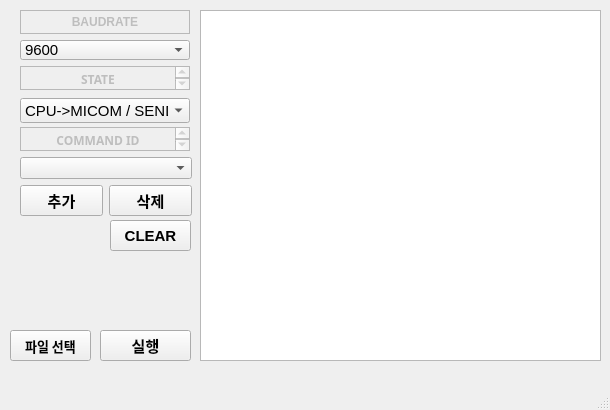
This is uart.ui in kimruyen/ams as Qt 5 draws it before an edit. The edited form follows.
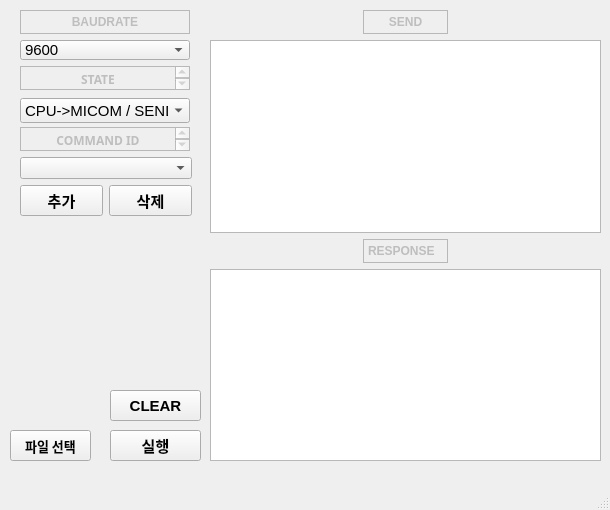
This is the edited form.

Diff of the .ui file:
```diff
--- a/uart.ui
+++ b/uart.ui
@@ -7,19 +7,19 @@
     <x>0</x>
     <y>0</y>
     <width>610</width>
-    <height>410</height>
+    <height>510</height>
    </rect>
   </property>
   <property name="minimumSize">
    <size>
     <width>610</width>
-    <height>410</height>
+    <height>510</height>
    </size>
   </property>
   <property name="maximumSize">
    <size>
     <width>610</width>
-    <height>410</height>
+    <height>510</height>
    </size>
   </property>
   <property name="windowTitle">
@@ -287,21 +287,11 @@
      </item>
     </layout>
    </widget>
-   <widget class="QListView" name="mainBox">
-    <property name="geometry">
-     <rect>
-      <x>200</x>
-      <y>10</y>
-      <width>401</width>
-      <height>351</height>
-     </rect>
-    </property>
-   </widget>
    <widget class="QPushButton" name="startBtn">
     <property name="geometry">
      <rect>
-      <x>100</x>
-      <y>330</y>
+      <x>110</x>
+      <y>430</y>
       <width>91</width>
       <height>31</height>
      </rect>
@@ -322,7 +312,7 @@
     <property name="geometry">
      <rect>
       <x>10</x>
-      <y>330</y>
+      <y>430</y>
       <width>81</width>
       <height>31</height>
      </rect>
@@ -343,8 +333,8 @@
     <property name="geometry">
      <rect>
       <x>110</x>
-      <y>220</y>
-      <width>81</width>
+      <y>390</y>
+      <width>91</width>
       <height>31</height>
      </rect>
     </property>
@@ -360,6 +350,87 @@
      <string>CLEAR</string>
     </property>
    </widget>
+   <widget class="QWidget" name="verticalLayoutWidget_2">
+    <property name="geometry">
+     <rect>
+      <x>210</x>
+      <y>10</y>
+      <width>391</width>
+      <height>451</height>
+     </rect>
+    </property>
+    <layout class="QVBoxLayout" name="verticalLayout_2">
+     <item>
+      <layout class="QHBoxLayout" name="horizontalLayout_3">
+       <item>
+        <widget class="QTextEdit" name="textEdit_4">
+         <property name="enabled">
+          <bool>false</bool>
+         </property>
+         <property name="minimumSize">
+          <size>
+           <width>85</width>
+           <height>24</height>
+          </size>
+         </property>
+         <property name="maximumSize">
+          <size>
+           <width>85</width>
+           <height>24</height>
+          </size>
+         </property>
+         <property name="layoutDirection">
+          <enum>Qt::LeftToRight</enum>
+         </property>
+         <property name="html">
+          <string>&lt;!DOCTYPE HTML PUBLIC &quot;-//W3C//DTD HTML 4.0//EN&quot; &quot;http://www.w3.org/TR/REC-html40/strict.dtd&quot;&gt;
+&lt;html&gt;&lt;head&gt;&lt;meta name=&quot;qrichtext&quot; content=&quot;1&quot; /&gt;&lt;style type=&quot;text/css&quot;&gt;
+p, li { white-space: pre-wrap; }
+&lt;/style&gt;&lt;/head&gt;&lt;body style=&quot; font-family:'Gulim'; font-size:9pt; font-weight:400; font-style:normal;&quot;&gt;
+&lt;p align=&quot;center&quot; style=&quot; margin-top:0px; margin-bottom:0px; margin-left:0px; margin-right:0px; -qt-block-indent:0; text-indent:0px;&quot;&gt;&lt;span style=&quot; font-weight:600;&quot;&gt;SEND&lt;/span&gt;&lt;/p&gt;&lt;/body&gt;&lt;/html&gt;</string>
+         </property>
+        </widget>
+       </item>
+      </layout>
+     </item>
+     <item>
+      <widget class="QListView" name="sendBox"/>
+     </item>
+     <item>
+      <layout class="QHBoxLayout" name="horizontalLayout_4">
+       <item>
+        <widget class="QTextEdit" name="textEdit_5">
+         <property name="enabled">
+          <bool>false</bool>
+         </property>
+         <property name="minimumSize">
+          <size>
+           <width>85</width>
+           <height>0</height>
+          </size>
+         </property>
+         <property name="maximumSize">
+          <size>
+           <width>85</width>
+           <height>24</height>
+          </size>
+         </property>
+         <property name="html">
+          <string>&lt;!DOCTYPE HTML PUBLIC &quot;-//W3C//DTD HTML 4.0//EN&quot; &quot;http://www.w3.org/TR/REC-html40/strict.dtd&quot;&gt;
+&lt;html&gt;&lt;head&gt;&lt;meta name=&quot;qrichtext&quot; content=&quot;1&quot; /&gt;&lt;style type=&quot;text/css&quot;&gt;
+p, li { white-space: pre-wrap; }
+&lt;/style&gt;&lt;/head&gt;&lt;body style=&quot; font-family:'Gulim'; font-size:9pt; font-weight:400; font-style:normal;&quot;&gt;
+&lt;p style=&quot; margin-top:0px; margin-bottom:0px; margin-left:0px; margin-right:0px; -qt-block-indent:0; text-indent:0px;&quot;&gt;&lt;span style=&quot; font-weight:600;&quot;&gt;RESPONSE&lt;/span&gt;&lt;/p&gt;&lt;/body&gt;&lt;/html&gt;</string>
+         </property>
+        </widget>
+       </item>
+      </layout>
+     </item>
+     <item>
+      <widget class="QListView" name="responseBox"/>
+     </item>
+    </layout>
+   </widget>
   </widget>
   <widget class="QMenuBar" name="menubar">
    <property name="geometry">
```
